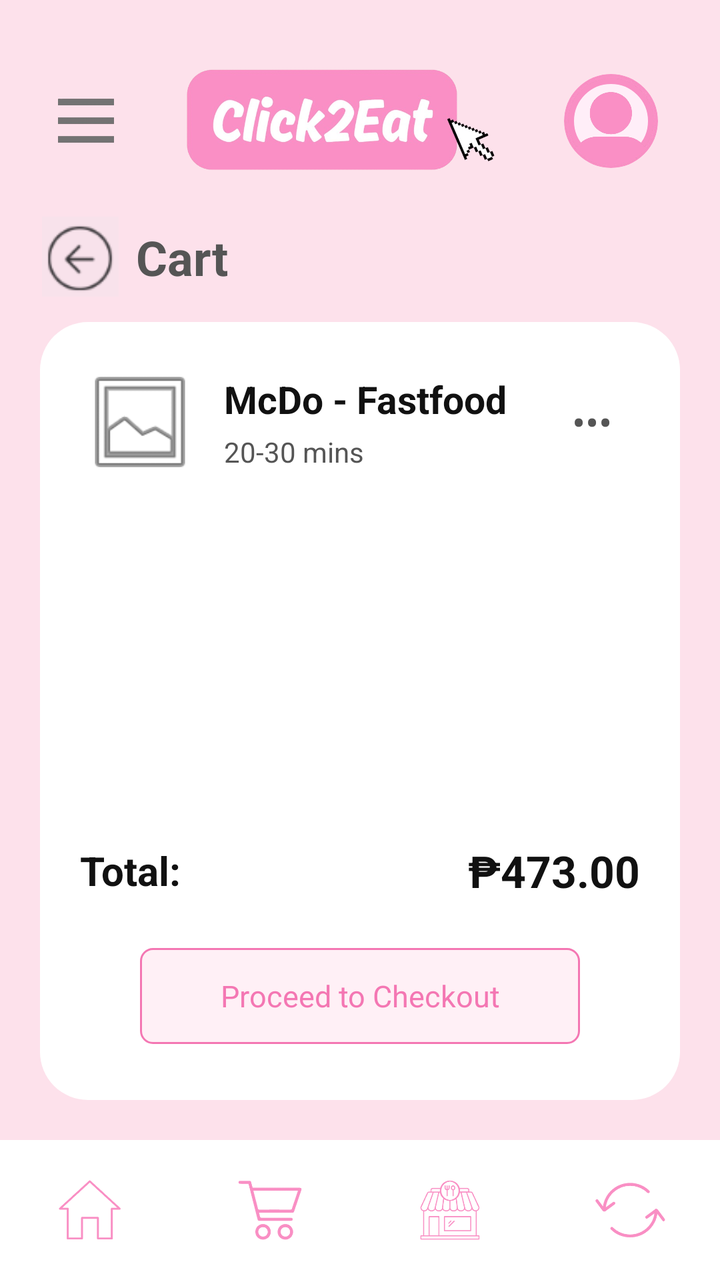
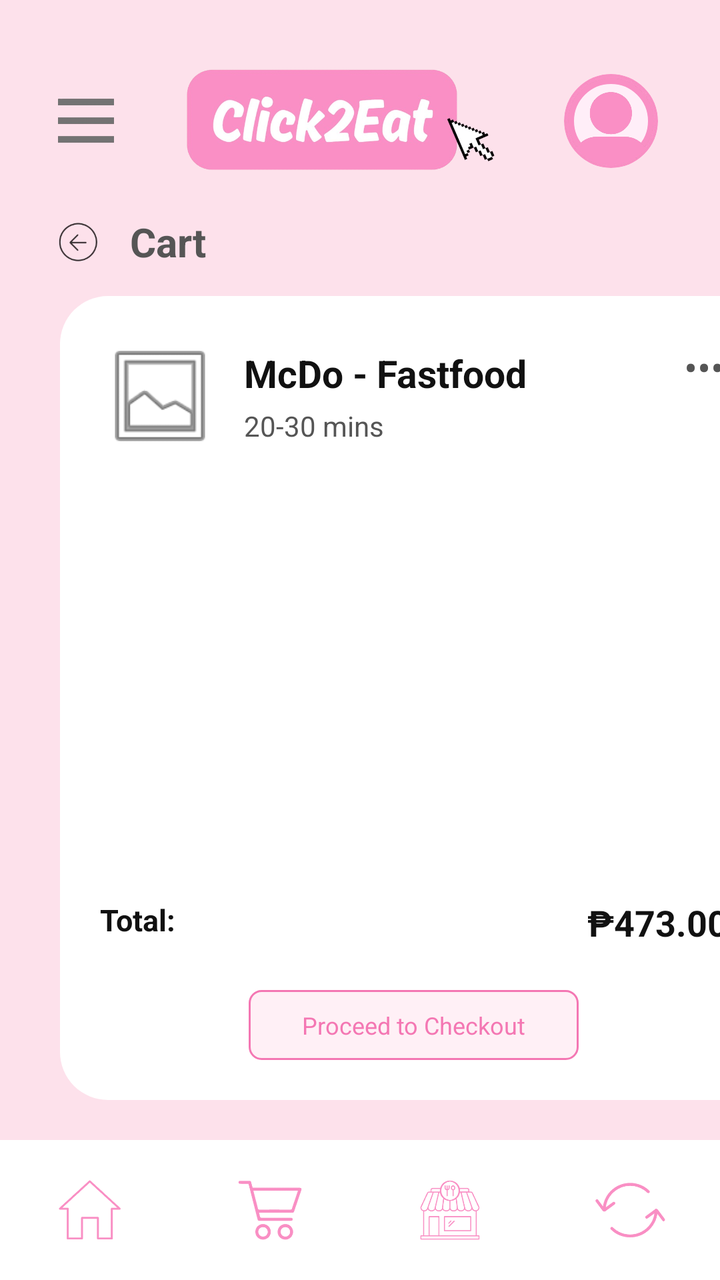

The first picture is an Android layout as it rendered before a commit; the second is the same layout after the commit. The layout source and the unified diff follow.
<!-- AndroidManifest.xml: application theme Theme.Click2Eat -->
<!-- res/layout/activity_restaurant_cart.xml -->
<?xml version="1.0" encoding="utf-8"?>
<LinearLayout
    xmlns:android="http://schemas.android.com/apk/res/android"
    android:layout_width="match_parent"
    android:layout_height="match_parent"
    android:orientation="vertical"
    android:background="#FDE1EB">

    
    <LinearLayout
        android:layout_width="match_parent"
        android:layout_height="71dp"
        android:layout_marginStart="20dp"
        android:layout_marginTop="25dp"
        android:layout_marginEnd="18dp"
        android:gravity="center_vertical"
        android:orientation="horizontal">

        <ImageView
            android:id="@+id/btnMenu"
            android:layout_width="28dp"
            android:layout_height="30dp"
            android:layout_marginLeft="9dp"
            android:contentDescription="Menu"
            android:src="@drawable/three_line_icon" />

        <ImageView
            android:id="@+id/imgClick2EatLogo"
            android:layout_width="0dp"
            android:layout_height="58dp"
            android:layout_weight="1"
            android:contentDescription="Click2Eat logo"
            android:scaleType="fitCenter"
            android:src="@drawable/click2eat_logo_no_bg" />

        <ImageView
            android:id="@+id/btnProfile"
            android:layout_width="47dp"
            android:layout_height="47dp"
            android:layout_marginEnd="13dp"
            android:background="@drawable/bg_profile_circle"
            android:clipToOutline="true"
            android:contentDescription="Open profile"
            android:scaleType="centerCrop"
            android:src="@drawable/default_profile2" />
    </LinearLayout>

    
    <LinearLayout
        android:layout_width="match_parent"
        android:layout_height="65dp"
        android:orientation="horizontal"
        android:gravity="center_vertical"
        android:paddingHorizontal="20dp">

        <ImageView
            android:id="@+id/btnBack"
            android:layout_width="40dp"
            android:layout_height="40dp"
            android:layout_marginEnd="8dp"
            android:src="@drawable/ic_back_arrow"
            android:scaleType="fitCenter"
            android:clickable="true"
            android:focusable="true"
            android:contentDescription="Back to all carts" />

        <TextView
            android:layout_width="wrap_content"
            android:layout_height="wrap_content"
            android:text="Cart"
            android:textSize="24sp"
            android:textStyle="bold"
            android:textColor="#555555" />

    </LinearLayout>

    
    <LinearLayout
        android:layout_width="match_parent"
        android:layout_height="0dp"
        android:layout_weight="1"
        android:layout_marginHorizontal="20dp"
        android:layout_marginBottom="20dp"
        android:background="@drawable/bg_restaurant_cart"
        android:orientation="vertical"
        android:padding="20dp">

        
        <LinearLayout
            android:layout_width="match_parent"
            android:layout_height="wrap_content"
            android:orientation="horizontal"
            android:gravity="center_vertical">

            <ImageView
                android:id="@+id/imgRestaurant"
                android:layout_width="60dp"
                android:layout_height="60dp"
                android:scaleType="fitCenter"
                android:src="@android:drawable/ic_menu_gallery"
                android:contentDescription="Restaurant logo" />

            <LinearLayout
                android:layout_width="0dp"
                android:layout_height="wrap_content"
                android:layout_weight="1"
                android:layout_marginStart="12dp"
                android:orientation="vertical">

                <TextView
                    android:id="@+id/txtRestaurantName"
                    android:layout_width="match_parent"
                    android:layout_height="wrap_content"
                    android:text="McDo - Fastfood"
                    android:textSize="19sp"
                    android:textStyle="bold"
                    android:textColor="#111111" />

                <TextView
                    android:id="@+id/txtDeliveryTime"
                    android:layout_width="match_parent"
                    android:layout_height="wrap_content"
                    android:layout_marginTop="4dp"
                    android:text="20-30 mins"
                    android:textSize="14sp"
                    android:textColor="#555555" />

            </LinearLayout>

            <TextView
                android:id="@+id/btnRestaurantOptions"
                android:layout_width="48dp"
                android:layout_height="48dp"
                android:gravity="center"
                android:text="•••"
                android:textSize="20sp"
                android:textColor="#555555"
                android:clickable="true"
                android:focusable="true"
                android:contentDescription="Restaurant cart options" />

        </LinearLayout>

        
        <androidx.recyclerview.widget.RecyclerView
            android:id="@+id/recyclerCartItems"
            android:layout_width="match_parent"
            android:layout_height="0dp"
            android:layout_weight="1"
            android:layout_marginTop="20dp"
            android:clipToPadding="false" />

        
        <LinearLayout
            android:layout_width="match_parent"
            android:layout_height="wrap_content"
            android:orientation="horizontal"
            android:gravity="center_vertical"
            android:paddingVertical="12dp">

            <TextView
                android:layout_width="0dp"
                android:layout_height="wrap_content"
                android:layout_weight="1"
                android:text="Total:"
                android:textSize="20sp"
                android:textStyle="bold"
                android:textColor="#111111" />

            <TextView
                android:id="@+id/txtCartTotal"
                android:layout_width="wrap_content"
                android:layout_height="wrap_content"
                android:text="₱473.00"
                android:textSize="22sp"
                android:textStyle="bold"
                android:textColor="#111111" />

        </LinearLayout>

        
        <TextView
            android:id="@+id/btnProceedCheckout"
            android:layout_width="220dp"
            android:layout_height="48dp"
            android:layout_gravity="center"
            android:layout_marginTop="12dp"
            android:layout_marginBottom="8dp"
            android:background="@drawable/bg_pink_outline"
            android:gravity="center"
            android:text="Proceed to Checkout"
            android:textSize="15sp"
            android:textColor="#F477B3"
            android:clickable="true"
            android:focusable="true" />

    </LinearLayout>

    
    <LinearLayout
        android:layout_width="match_parent"
        android:layout_height="70dp"
        android:background="@color/click_white"
        android:gravity="center"
        android:orientation="horizontal">

        <ImageButton
            android:id="@+id/btnHome"
            android:layout_width="0dp"
            android:layout_height="match_parent"
            android:layout_weight="1"
            android:background="@android:color/transparent"
            android:contentDescription="Home"
            android:padding="20dp"
            android:scaleType="centerInside"
            android:src="@drawable/dashboard_icon" />

        <ImageButton
            android:id="@+id/btnCart"
            android:layout_width="0dp"
            android:layout_height="match_parent"
            android:layout_weight="1"
            android:background="@android:color/transparent"
            android:contentDescription="Cart"
            android:padding="20dp"
            android:scaleType="centerInside"
            android:src="@drawable/cart_icon" />

        <ImageButton
            android:id="@+id/btnRestaurants"
            android:layout_width="0dp"
            android:layout_height="match_parent"
            android:layout_weight="1"
            android:background="@android:color/transparent"
            android:contentDescription="Restaurants"
            android:padding="20dp"
            android:scaleType="centerInside"
            android:src="@drawable/restaurants_icon" />

        <ImageButton
            android:id="@+id/btnOrders"
            android:layout_width="0dp"
            android:layout_height="match_parent"
            android:layout_weight="1"
            android:background="@android:color/transparent"
            android:contentDescription="Order history"
            android:padding="21dp"
            android:scaleType="centerInside"
            android:src="@drawable/history_icon" />

    </LinearLayout>

</LinearLayout>
<!-- resources referenced by this layout -->
<resources>
  <color name="click_white">#FFFFFF</color>
  <!-- drawable bg_pink_outline (drawable) -->
  <?xml version="1.0" encoding="utf-8"?>
  <shape xmlns:android="http://schemas.android.com/apk/res/android"
      android:shape="rectangle">
  
      <solid android:color="#FFF0F6"/>
  
      <stroke
          android:width="1dp"
          android:color="#F477B3"/>
  
      <corners android:radius="6dp"/>
  
  </shape>
  <!-- drawable bg_profile_circle (drawable) -->
  <?xml version="1.0" encoding="utf-8"?>
  <shape xmlns:android="http://schemas.android.com/apk/res/android"
      android:shape="oval">
  
      <solid android:color="@color/click_light_pink"/>
  
      <stroke
          android:width="5dp"
          android:color="@color/click_pink"/>
  
  </shape>
  <!-- drawable bg_restaurant_cart (drawable) -->
  <?xml version="1.0" encoding="utf-8"?>
  <shape xmlns:android="http://schemas.android.com/apk/res/android"
      android:shape="rectangle">
  
      <solid android:color="#FFFFFF"/>
  
      <corners android:radius="24dp"/>
  
  </shape>
  <!-- drawable cart_icon: png bitmap (drawable, 4194 bytes) -->
  <!-- drawable click2eat_logo_no_bg: png bitmap (drawable, 139894 bytes) -->
  <!-- drawable dashboard_icon: png bitmap (drawable, 2342 bytes) -->
  <!-- drawable default_profile2: png bitmap (drawable, 52318 bytes) -->
  <!-- drawable history_icon: png bitmap (drawable, 4571 bytes) -->
  <!-- drawable ic_back_arrow: png bitmap (drawable, 6384 bytes) -->
  <!-- drawable restaurants_icon: png bitmap (drawable, 7734 bytes) -->
  <!-- drawable three_line_icon: png bitmap (drawable, 2015 bytes) -->
  <style name="Theme.Click2Eat" parent="Base.Theme.Click2Eat" />
  <color name="click_light_pink">#ffeef8</color>
  <color name="click_pink">#f98fc4</color>
  <style name="Base.Theme.Click2Eat" parent="Theme.Material3.DayNight.NoActionBar">
          
          
      </style>
</resources>

<!-- the commit's change to res/layout/activity_restaurant_cart.xml (unified diff, before → after) -->
@@ -48,17 +48,18 @@
     
     <LinearLayout
         android:layout_width="match_parent"
-        android:layout_height="65dp"
+        android:layout_height="50dp"
+        android:layout_marginLeft="9dp"
         android:orientation="horizontal"
         android:gravity="center_vertical"
         android:paddingHorizontal="20dp">
 
         <ImageView
             android:id="@+id/btnBack"
-            android:layout_width="40dp"
-            android:layout_height="40dp"
+            android:layout_width="21dp"
+            android:layout_height="21dp"
             android:layout_marginEnd="8dp"
-            android:src="@drawable/ic_back_arrow"
+            android:src="@drawable/arrow_left"
             android:scaleType="fitCenter"
             android:clickable="true"
             android:focusable="true"
@@ -67,8 +68,9 @@
         <TextView
             android:layout_width="wrap_content"
             android:layout_height="wrap_content"
+            android:layout_marginLeft="7dp"
             android:text="Cart"
-            android:textSize="24sp"
+            android:textSize="20sp"
             android:textStyle="bold"
             android:textColor="#555555" />
 
@@ -76,11 +78,12 @@
 
     
     <LinearLayout
-        android:layout_width="match_parent"
+        android:layout_width="354dp"
         android:layout_height="0dp"
+        android:layout_marginLeft="30dp"
+        android:layout_marginTop="2dp"
+        android:layout_marginBottom="20dp"
         android:layout_weight="1"
-        android:layout_marginHorizontal="20dp"
-        android:layout_marginBottom="20dp"
         android:background="@drawable/bg_restaurant_cart"
         android:orientation="vertical"
         android:padding="20dp">
@@ -89,22 +92,22 @@
         <LinearLayout
             android:layout_width="match_parent"
             android:layout_height="wrap_content"
-            android:orientation="horizontal"
-            android:gravity="center_vertical">
+            android:gravity="center_vertical"
+            android:orientation="horizontal">
 
             <ImageView
                 android:id="@+id/imgRestaurant"
                 android:layout_width="60dp"
                 android:layout_height="60dp"
+                android:contentDescription="Restaurant logo"
                 android:scaleType="fitCenter"
-                android:src="@android:drawable/ic_menu_gallery"
-                android:contentDescription="Restaurant logo" />
+                android:src="@android:drawable/ic_menu_gallery" />
 
             <LinearLayout
                 android:layout_width="0dp"
                 android:layout_height="wrap_content"
+                android:layout_marginStart="12dp"
                 android:layout_weight="1"
-                android:layout_marginStart="12dp"
                 android:orientation="vertical">
 
                 <TextView
@@ -112,9 +115,9 @@
                     android:layout_width="match_parent"
                     android:layout_height="wrap_content"
                     android:text="McDo - Fastfood"
+                    android:textColor="#111111"
                     android:textSize="19sp"
-                    android:textStyle="bold"
-                    android:textColor="#111111" />
+                    android:textStyle="bold" />
 
                 <TextView
                     android:id="@+id/txtDeliveryTime"
@@ -122,22 +125,23 @@
                     android:layout_height="wrap_content"
                     android:layout_marginTop="4dp"
                     android:text="20-30 mins"
-                    android:textSize="14sp"
-                    android:textColor="#555555" />
+                    android:textColor="#555555"
+                    android:textSize="14sp" />
 
             </LinearLayout>
 
             <TextView
                 android:id="@+id/btnRestaurantOptions"
-                android:layout_width="48dp"
-                android:layout_height="48dp"
+                android:layout_width="24dp"
+                android:layout_height="20dp"
+                android:layout_marginBottom="18dp"
+                android:clickable="true"
+                android:contentDescription="Restaurant cart options"
+                android:focusable="true"
                 android:gravity="center"
                 android:text="•••"
-                android:textSize="20sp"
                 android:textColor="#555555"
-                android:clickable="true"
-                android:focusable="true"
-                android:contentDescription="Restaurant cart options" />
+                android:textSize="20sp" />
 
         </LinearLayout>
 
@@ -146,16 +150,16 @@
             android:id="@+id/recyclerCartItems"
             android:layout_width="match_parent"
             android:layout_height="0dp"
-            android:layout_weight="1"
             android:layout_marginTop="20dp"
+            android:layout_weight="1"
             android:clipToPadding="false" />
 
         
         <LinearLayout
             android:layout_width="match_parent"
-            android:layout_height="wrap_content"
+            android:layout_height="46dp"
+            android:gravity="center_vertical"
             android:orientation="horizontal"
-            android:gravity="center_vertical"
             android:paddingVertical="12dp">
 
             <TextView
@@ -163,36 +167,35 @@
                 android:layout_height="wrap_content"
                 android:layout_weight="1"
                 android:text="Total:"
-                android:textSize="20sp"
-                android:textStyle="bold"
-                android:textColor="#111111" />
+                android:textColor="#111111"
+                android:textSize="15sp"
+                android:textStyle="bold" />
 
             <TextView
                 android:id="@+id/txtCartTotal"
                 android:layout_width="wrap_content"
                 android:layout_height="wrap_content"
                 android:text="₱473.00"
-                android:textSize="22sp"
-                android:textStyle="bold"
-                android:textColor="#111111" />
+                android:textColor="#111111"
+                android:textSize="18sp"
+                android:textStyle="bold" />
 
         </LinearLayout>
 
         
         <TextView
             android:id="@+id/btnProceedCheckout"
-            android:layout_width="220dp"
-            android:layout_height="48dp"
+            android:layout_width="165dp"
+            android:layout_height="35dp"
             android:layout_gravity="center"
             android:layout_marginTop="12dp"
-            android:layout_marginBottom="8dp"
             android:background="@drawable/bg_pink_outline"
+            android:clickable="true"
+            android:focusable="true"
             android:gravity="center"
             android:text="Proceed to Checkout"
-            android:textSize="15sp"
             android:textColor="#F477B3"
-            android:clickable="true"
-            android:focusable="true" />
+            android:textSize="12sp" />
 
     </LinearLayout>
 
<!-- resource entries referenced after the edit -->
@@ -1,6 +1,7 @@
 <!-- resources referenced by this layout -->
 <resources>
   <color name="click_white">#FFFFFF</color>
+  <!-- drawable arrow_left: png bitmap (drawable, 7908 bytes) -->
   <!-- drawable bg_pink_outline (drawable) -->
   <?xml version="1.0" encoding="utf-8"?>
   <shape xmlns:android="http://schemas.android.com/apk/res/android"
@@ -42,7 +43,6 @@
   <!-- drawable dashboard_icon: png bitmap (drawable, 2342 bytes) -->
   <!-- drawable default_profile2: png bitmap (drawable, 52318 bytes) -->
   <!-- drawable history_icon: png bitmap (drawable, 4571 bytes) -->
-  <!-- drawable ic_back_arrow: png bitmap (drawable, 6384 bytes) -->
   <!-- drawable restaurants_icon: png bitmap (drawable, 7734 bytes) -->
   <!-- drawable three_line_icon: png bitmap (drawable, 2015 bytes) -->
   <style name="Theme.Click2Eat" parent="Base.Theme.Click2Eat" />
